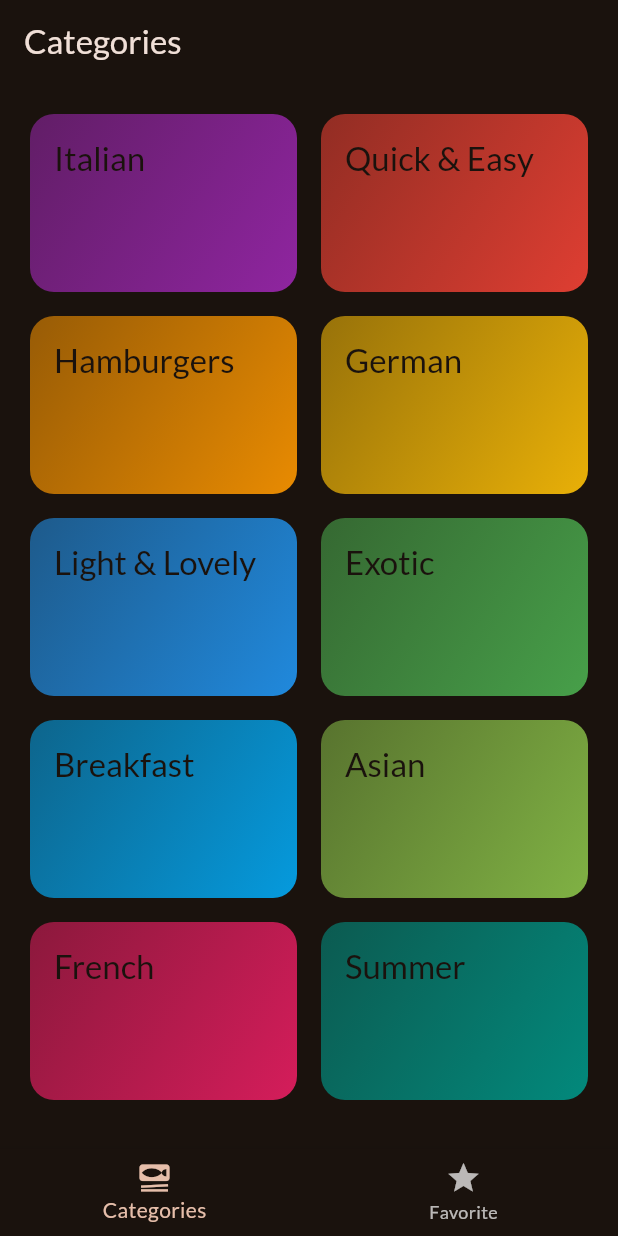
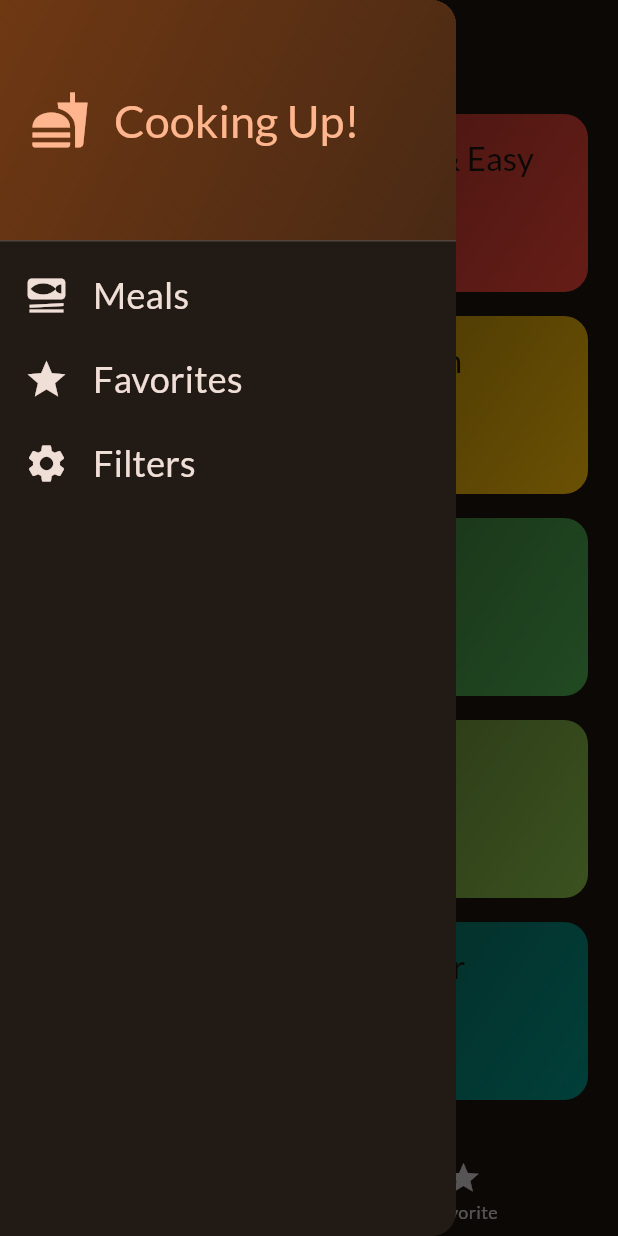
Before and after one commit to hkngunes/meals, a Flutter app: the screen it shows after launch, with the side drawer open (before the commit the screen has no drawer), on a phone screen of 412 x 824 dp. Run offline on Flutter 3.47's test engine with Material 2 defaults, Android fonts, the phone set to English and light mode, and no system bars; our stand-ins replace google_fonts, transparent_image.

Commit message:
Main drawer is added

```diff
--- a/lib/screens/tabs.dart
+++ b/lib/screens/tabs.dart
@@ -2,6 +2,7 @@ import 'package:flutter/material.dart';
 import 'package:meals/models/meal.dart';
 import 'package:meals/screens/categories.dart';
 import 'package:meals/screens/meals.dart';
+import 'package:meals/widgets/main_drawer.dart';
 
 class TabsScreen extends StatefulWidget {
   const TabsScreen({super.key});
@@ -63,6 +64,7 @@ class _TabsScreenState extends State<TabsScreen> {
       appBar: AppBar(
         title: activeTitle,
       ),
+      drawer: MainDrawer(),
       body: activeScreen,
       bottomNavigationBar: BottomNavigationBar(
         onTap: _onSelect,
--- /dev/null
+++ b/lib/widgets/main_drawer.dart
@@ -0,0 +1,62 @@
+import 'package:flutter/material.dart';
+import 'package:meals/widgets/main_drawer_list_tile.dart';
+
+class MainDrawer extends StatelessWidget {
+  const MainDrawer({super.key});
+  @override
+  Widget build(BuildContext context) {
+    return Drawer(
+      child: Column(
+        children: [
+          DrawerHeader(
+            padding: EdgeInsets.all(20),
+            decoration: BoxDecoration(
+              gradient: LinearGradient(
+                colors: [
+                  Theme.of(context).colorScheme.primaryContainer,
+                  Theme.of(context)
+                      .colorScheme
+                      .primaryContainer
+                      .withOpacity(0.5),
+                ],
+                begin: Alignment.topLeft,
+                end: Alignment.bottomRight,
+              ),
+            ),
+            child: Row(
+              children: [
+                Icon(
+                  Icons.fastfood,
+                  size: 40,
+                  color: Theme.of(context).colorScheme.primary,
+                ),
+                const SizedBox(
+                  width: 16,
+                ),
+                Text(
+                  "Cooking Up!",
+                  style: Theme.of(context).textTheme.titleLarge!.copyWith(
+                        color: Theme.of(context).colorScheme.primary,
+                        fontSize: 30,
+                      ),
+                ),
+              ],
+            ),
+          ),
+          const MainDrawerListTile(
+            icon: Icons.set_meal,
+            text: "Meals",
+          ),
+          const MainDrawerListTile(
+            icon: Icons.star,
+            text: "Favorites",
+          ),
+          const MainDrawerListTile(
+            icon: Icons.settings,
+            text: "Filters",
+          ),
+        ],
+      ),
+    );
+  }
+}
--- /dev/null
+++ b/lib/widgets/main_drawer_list_tile.dart
@@ -0,0 +1,29 @@
+import 'package:flutter/material.dart';
+
+class MainDrawerListTile extends StatelessWidget {
+  const MainDrawerListTile({
+    super.key,
+    required this.icon,
+    required this.text,
+  });
+
+  final IconData icon;
+  final String text;
+
+  @override
+  Widget build(BuildContext context) {
+    return ListTile(
+      leading: Icon(
+        icon,
+        size: 30,
+        color: Theme.of(context).colorScheme.onBackground,
+      ),
+      title: Text(
+        text,
+        style: Theme.of(context).textTheme.titleMedium!.copyWith(
+            color: Theme.of(context).colorScheme.onBackground, fontSize: 24),
+      ),
+      onTap: () {},
+    );
+  }
+}
```
